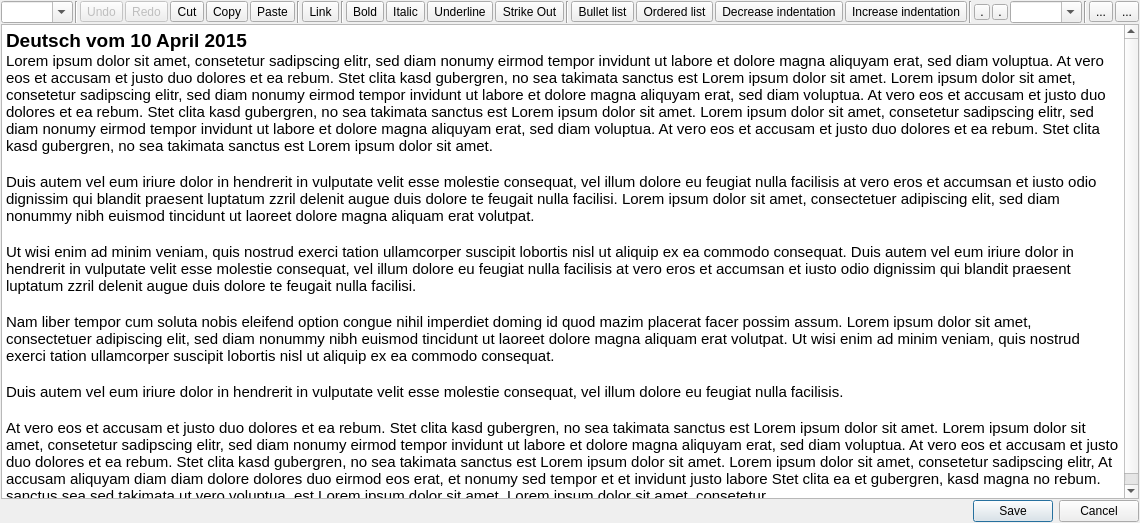
This is mrichtextedit.ui in orgnnice/OrgNNice as Qt 5 draws it before an edit. The edited form follows.
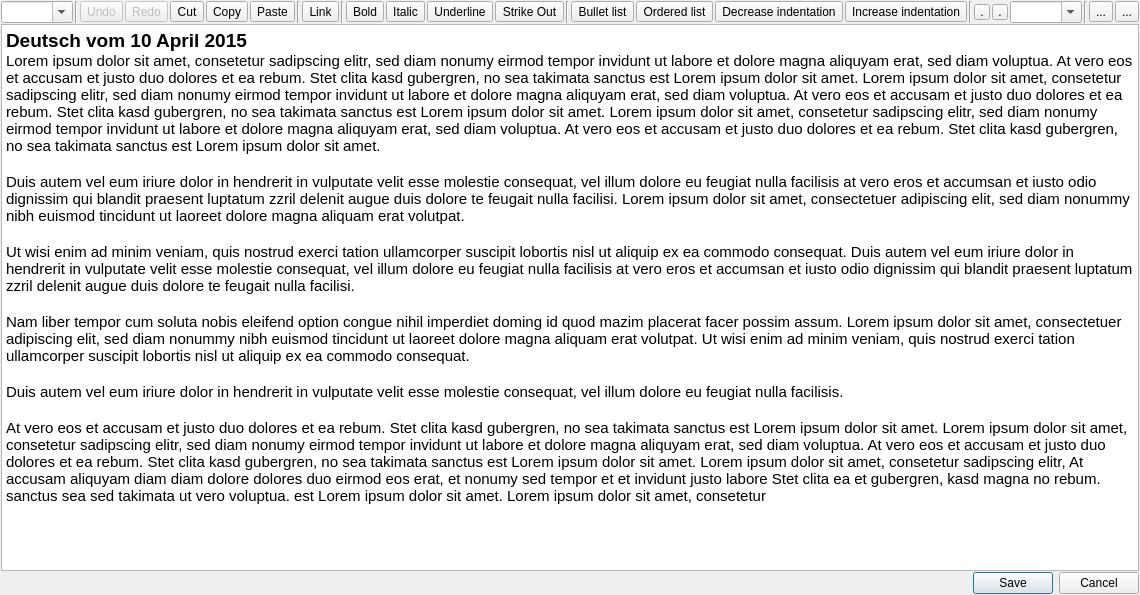
This is the edited form. Icons and pictures are not drawn. Custom widgets are drawn as their Qt base class.

```diff
--- a/mrichtextedit.ui
+++ b/mrichtextedit.ui
@@ -6,8 +6,8 @@
    <rect>
     <x>0</x>
     <y>0</y>
-    <width>742</width>
-    <height>523</height>
+    <width>782</width>
+    <height>595</height>
    </rect>
   </property>
   <property name="windowTitle">
```
